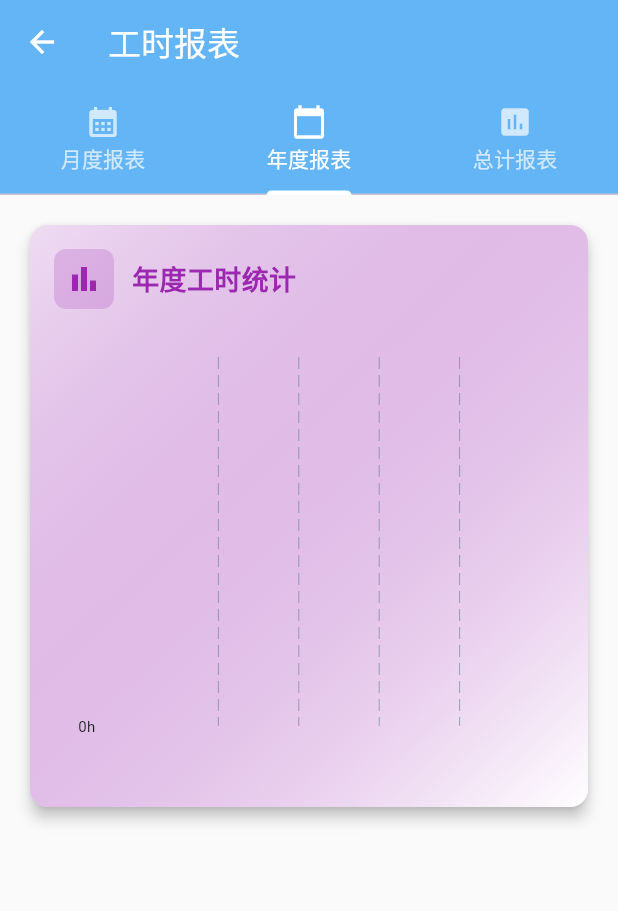
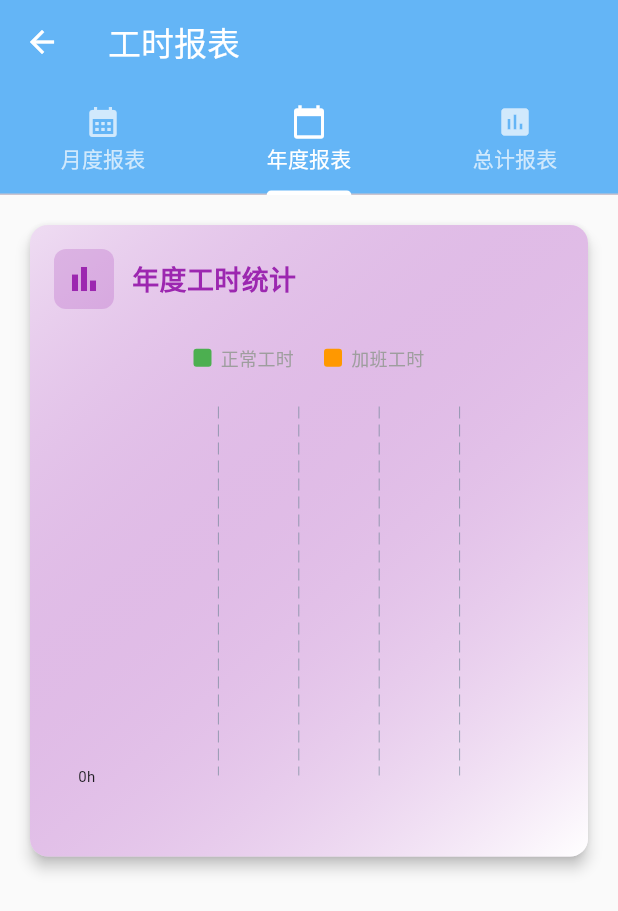
Before and after one commit to One-Mio/OneOS-Flutter, a Flutter app: the WorkingHoursReportsPage screen opened directly, tab 2 chosen, on a phone screen of 412 x 824 dp. Shown: the top 911 px of the screen. Run offline on Flutter 3.47's test engine with Material 3 defaults, Android fonts, the phone set to English and light mode, and no system bars; drawn by our look-alikes of fl_chart; our stand-ins replace device_info_plus, get, pocketbase, shared_preferences; accounts and stored records are empty; network calls fail.

Commit message:
实现堆积柱形图显示正常工时和加班工时
- 修改月度和年度报表为堆积柱形图
- 绿色显示正常工时，橙色显示加班工时
- 添加图例说明和详细的工具提示
- 优化数据统计逻辑，分别计算正常工时和加班工时

```diff
--- a/lib/pages/working_hours_reports_page.dart
+++ b/lib/pages/working_hours_reports_page.dart
@@ -73,6 +73,18 @@ class _WorkingHoursReportsPageState extends State<WorkingHoursReportsPage>
               icon: Icons.bar_chart,
               color: Colors.blue,
               children: [
+                // 图例
+                Padding(
+                  padding: const EdgeInsets.symmetric(horizontal: 16, vertical: 8),
+                  child: Row(
+                    mainAxisAlignment: MainAxisAlignment.center,
+                    children: [
+                      _buildLegendItem('正常工时', Colors.green),
+                      const SizedBox(width: 20),
+                      _buildLegendItem('加班工时', Colors.orange),
+                    ],
+                  ),
+                ),
                 Container(
                   height: 300,
                   padding: const EdgeInsets.all(16),
@@ -85,9 +97,13 @@ class _WorkingHoursReportsPageState extends State<WorkingHoursReportsPage>
                           getTooltipColor: (group) => Colors.blueGrey,
                           getTooltipItem: (group, groupIndex, rod, rodIndex) {
                           String month = monthlyData['months'][groupIndex];
+                          double totalHours = rod.toY;
+                          double overtimeHours = rod.rodStackItems.isNotEmpty ?
+                            rod.rodStackItems.last.toY - rod.rodStackItems.last.fromY : 0;
+                          double normalHours = totalHours - overtimeHours;
                           return BarTooltipItem(
-                              '$month\n${rod.toY.toStringAsFixed(1)}小时',
-                              const TextStyle(color: Colors.white),
+                            '$month\n总工时: ${totalHours.toStringAsFixed(1)}小时\n正常: ${normalHours.toStringAsFixed(1)}小时\n加班: ${overtimeHours.toStringAsFixed(1)}小时',
+                            const TextStyle(color: Colors.white, fontSize: 12),
                           );
                         },
                         ),
@@ -153,6 +169,18 @@ class _WorkingHoursReportsPageState extends State<WorkingHoursReportsPage>
               icon: Icons.bar_chart,
               color: Colors.purple,
               children: [
+                // 图例
+                Padding(
+                  padding: const EdgeInsets.symmetric(horizontal: 16, vertical: 8),
+                  child: Row(
+                    mainAxisAlignment: MainAxisAlignment.center,
+                    children: [
+                      _buildLegendItem('正常工时', Colors.green),
+                      const SizedBox(width: 20),
+                      _buildLegendItem('加班工时', Colors.orange),
+                    ],
+                  ),
+                ),
                 Container(
                   height: 300,
                   padding: const EdgeInsets.all(16),
@@ -165,9 +193,13 @@ class _WorkingHoursReportsPageState extends State<WorkingHoursReportsPage>
                           getTooltipColor: (group) => Colors.purple,
                           getTooltipItem: (group, groupIndex, rod, rodIndex) {
                           String year = yearlyData['years'][groupIndex];
+                          double totalHours = rod.toY;
+                          double overtimeHours = rod.rodStackItems.isNotEmpty ?
+                            rod.rodStackItems.last.toY - rod.rodStackItems.last.fromY : 0;
+                          double normalHours = totalHours - overtimeHours;
                           return BarTooltipItem(
-                              '$year年\n${rod.toY.toStringAsFixed(1)}小时',
-                              const TextStyle(color: Colors.white),
+                            '$year年\n总工时: ${totalHours.toStringAsFixed(1)}小时\n正常: ${normalHours.toStringAsFixed(1)}小时\n加班: ${overtimeHours.toStringAsFixed(1)}小时',
+                            const TextStyle(color: Colors.white, fontSize: 12),
                           );
                         },
                         ),
@@ -336,20 +368,50 @@ class _WorkingHoursReportsPageState extends State<WorkingHoursReportsPage>
     );
   }
 
+  Widget _buildLegendItem(String label, Color color) {
+    return Row(
+      mainAxisSize: MainAxisSize.min,
+      children: [
+        Container(
+          width: 12,
+          height: 12,
+          decoration: BoxDecoration(
+            color: color,
+            borderRadius: BorderRadius.circular(2),
+          ),
+        ),
+        const SizedBox(width: 6),
+        Text(
+          label,
+          style: const TextStyle(
+            fontSize: 12,
+            color: Colors.grey,
+          ),
+        ),
+      ],
+    );
+  }
+
 
 
   Map<String, dynamic> _getMonthlyChartData() {
     // 获取所有记录并按月份分组
-    Map<String, int> monthlyMinutes = {};
+    Map<String, Map<String, int>> monthlyData = {};
 
     for (var record in controller.workingHours) {
       final recordDate = DateTime.parse(record.date);
       final monthKey = '${recordDate.year}-${recordDate.month.toString().padLeft(2, '0')}';
-      monthlyMinutes[monthKey] = (monthlyMinutes[monthKey] ?? 0) + record.dailyWorkingMinutes;
+
+      if (!monthlyData.containsKey(monthKey)) {
+        monthlyData[monthKey] = {'total': 0, 'overtime': 0};
+      }
+
+      monthlyData[monthKey]!['total'] = (monthlyData[monthKey]!['total'] ?? 0) + record.dailyWorkingMinutes;
+      monthlyData[monthKey]!['overtime'] = (monthlyData[monthKey]!['overtime'] ?? 0) + (record.overtimeHours > 0 ? record.overtimeHours : 0);
     }
 
     // 按时间排序并取最近12个月
-    final sortedEntries = monthlyMinutes.entries.toList()
+    final sortedEntries = monthlyData.entries.toList()
       ..sort((a, b) => a.key.compareTo(b.key));
 
     final recentEntries = sortedEntries.length > 12
@@ -367,8 +429,11 @@ class _WorkingHoursReportsPageState extends State<WorkingHoursReportsPage>
       final month = parts[1];
       final monthName = '${year.substring(2)}年${month}月';
 
-      final hours = entry.value / 60.0;
-      if (hours > maxY) maxY = hours;
+      final totalHours = entry.value['total']! / 60.0;
+      final overtimeHours = entry.value['overtime']! / 60.0;
+      final normalHours = totalHours - overtimeHours;
+
+      if (totalHours > maxY) maxY = totalHours;
 
       months.add(monthName);
       barGroups.add(
@@ -376,9 +441,13 @@ class _WorkingHoursReportsPageState extends State<WorkingHoursReportsPage>
           x: i,
           barRods: [
             BarChartRodData(
-              toY: hours,
+              toY: totalHours,
               color: Colors.blue,
               width: 16,
+              rodStackItems: [
+                BarChartRodStackItem(0, normalHours, Colors.green),
+                BarChartRodStackItem(normalHours, totalHours, Colors.orange),
+              ],
               borderRadius: const BorderRadius.only(
                 topLeft: Radius.circular(4),
                 topRight: Radius.circular(4),
@@ -398,16 +467,22 @@ class _WorkingHoursReportsPageState extends State<WorkingHoursReportsPage>
 
   Map<String, dynamic> _getYearlyChartData() {
     // 获取所有记录并按年份分组
-    Map<String, int> yearlyMinutes = {};
+    Map<String, Map<String, int>> yearlyData = {};
 
     for (var record in controller.workingHours) {
       final recordDate = DateTime.parse(record.date);
       final yearKey = recordDate.year.toString();
-      yearlyMinutes[yearKey] = (yearlyMinutes[yearKey] ?? 0) + record.dailyWorkingMinutes;
+
+      if (!yearlyData.containsKey(yearKey)) {
+        yearlyData[yearKey] = {'total': 0, 'overtime': 0};
+      }
+
+      yearlyData[yearKey]!['total'] = (yearlyData[yearKey]!['total'] ?? 0) + record.dailyWorkingMinutes;
+      yearlyData[yearKey]!['overtime'] = (yearlyData[yearKey]!['overtime'] ?? 0) + (record.overtimeHours > 0 ? record.overtimeHours : 0);
     }
 
     // 按时间排序
-    final sortedEntries = yearlyMinutes.entries.toList()
+    final sortedEntries = yearlyData.entries.toList()
       ..sort((a, b) => a.key.compareTo(b.key));
 
     List<String> years = [];
@@ -417,9 +492,11 @@ class _WorkingHoursReportsPageState extends State<WorkingHoursReportsPage>
     for (int i = 0; i < sortedEntries.length; i++) {
       final entry = sortedEntries[i];
       final year = entry.key;
-      final hours = entry.value / 60.0;
+      final totalHours = entry.value['total']! / 60.0;
+      final overtimeHours = entry.value['overtime']! / 60.0;
+      final normalHours = totalHours - overtimeHours;
 
-      if (hours > maxY) maxY = hours;
+      if (totalHours > maxY) maxY = totalHours;
 
       years.add(year);
       barGroups.add(
@@ -427,9 +504,13 @@ class _WorkingHoursReportsPageState extends State<WorkingHoursReportsPage>
           x: i,
           barRods: [
             BarChartRodData(
-              toY: hours,
+              toY: totalHours,
               color: Colors.purple,
               width: 20,
+              rodStackItems: [
+                BarChartRodStackItem(0, normalHours, Colors.green),
+                BarChartRodStackItem(normalHours, totalHours, Colors.orange),
+              ],
               borderRadius: const BorderRadius.only(
                 topLeft: Radius.circular(4),
                 topRight: Radius.circular(4),
```
Lines whose indentation alone changed are shown as unchanged.
